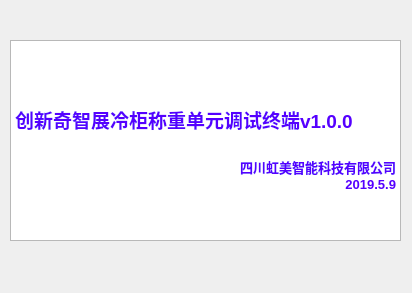
This is iw_visual_terminal/dialog_about.ui in BobDeng1974/qt_iw_visual_terminal as Qt 5 draws it before an edit. The edited form follows.
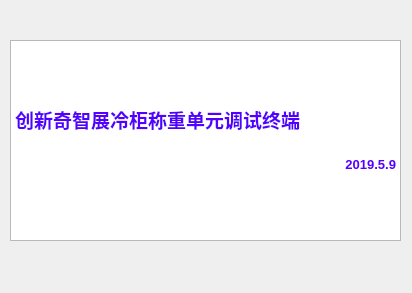
This is the edited form.

The edit to the form file:
```diff
--- a/iw_visual_terminal/dialog_about.ui
+++ b/iw_visual_terminal/dialog_about.ui
@@ -30,9 +30,8 @@
 &lt;p style=&quot;-qt-paragraph-type:empty; margin-top:0px; margin-bottom:0px; margin-left:0px; margin-right:0px; -qt-block-indent:0; text-indent:0px;&quot;&gt;&lt;br /&gt;&lt;/p&gt;
 &lt;p style=&quot;-qt-paragraph-type:empty; margin-top:0px; margin-bottom:0px; margin-left:0px; margin-right:0px; -qt-block-indent:0; text-indent:0px; font-size:14pt; font-weight:600; color:#5500ff;&quot;&gt;&lt;br /&gt;&lt;/p&gt;
 &lt;p style=&quot;-qt-paragraph-type:empty; margin-top:0px; margin-bottom:0px; margin-left:0px; margin-right:0px; -qt-block-indent:0; text-indent:0px; font-size:14pt; font-weight:600; color:#5500ff;&quot;&gt;&lt;br /&gt;&lt;/p&gt;
-&lt;p style=&quot; margin-top:0px; margin-bottom:0px; margin-left:0px; margin-right:0px; -qt-block-indent:0; text-indent:0px;&quot;&gt;&lt;span style=&quot; font-size:14pt; font-weight:600; color:#5500ff;&quot;&gt;创新奇智展冷柜称重单元调试终端v1.0.0&lt;/span&gt;&lt;/p&gt;
+&lt;p style=&quot; margin-top:0px; margin-bottom:0px; margin-left:0px; margin-right:0px; -qt-block-indent:0; text-indent:0px;&quot;&gt;&lt;span style=&quot; font-size:14pt; font-weight:600; color:#5500ff;&quot;&gt;创新奇智展冷柜称重单元调试终端&lt;/span&gt;&lt;/p&gt;
 &lt;p align=&quot;right&quot; style=&quot;-qt-paragraph-type:empty; margin-top:0px; margin-bottom:0px; margin-left:0px; margin-right:0px; -qt-block-indent:0; text-indent:0px; font-size:14pt; font-weight:600; color:#5500ff;&quot;&gt;&lt;br /&gt;&lt;/p&gt;
-&lt;p align=&quot;right&quot; style=&quot; margin-top:0px; margin-bottom:0px; margin-left:0px; margin-right:0px; -qt-block-indent:0; text-indent:0px;&quot;&gt;&lt;span style=&quot; font-size:10pt; font-weight:600; color:#5500ff;&quot;&gt;四川虹美智能科技有限公司&lt;/span&gt;&lt;/p&gt;
 &lt;p align=&quot;right&quot; style=&quot; margin-top:0px; margin-bottom:0px; margin-left:0px; margin-right:0px; -qt-block-indent:0; text-indent:0px;&quot;&gt;&lt;span style=&quot; font-size:10pt; font-weight:600; color:#5500ff;&quot;&gt;2019.5.9&lt;/span&gt;&lt;/p&gt;&lt;/body&gt;&lt;/html&gt;</string>
    </property>
   </widget>
```
